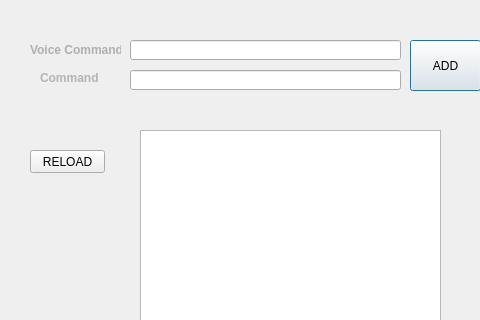
Before: the Qt Designer form VDATABASE/dialog.ui in DustinY/VILAN, drawn with Qt 5; both pictures show x 0 to 480 and y 0 to 320 of the 609 by 499 pixel window.
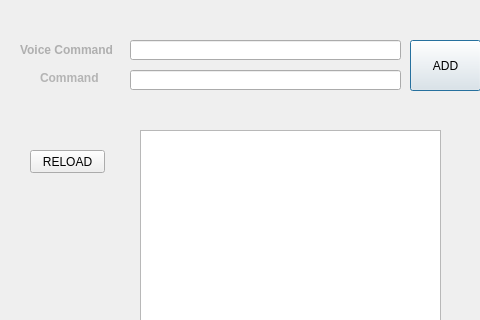
After: the same form once the commit is applied. Icons and pictures are not drawn.

Patch:
```diff
--- a/VDATABASE/dialog.ui
+++ b/VDATABASE/dialog.ui
@@ -46,9 +46,9 @@
   <widget class="QLabel" name="label">
    <property name="geometry">
     <rect>
-     <x>30</x>
+     <x>20</x>
      <y>40</y>
-     <width>91</width>
+     <width>101</width>
      <height>20</height>
     </rect>
    </property>
```
Left out of the diff: 2 changed lines with no effect on the pictures.
